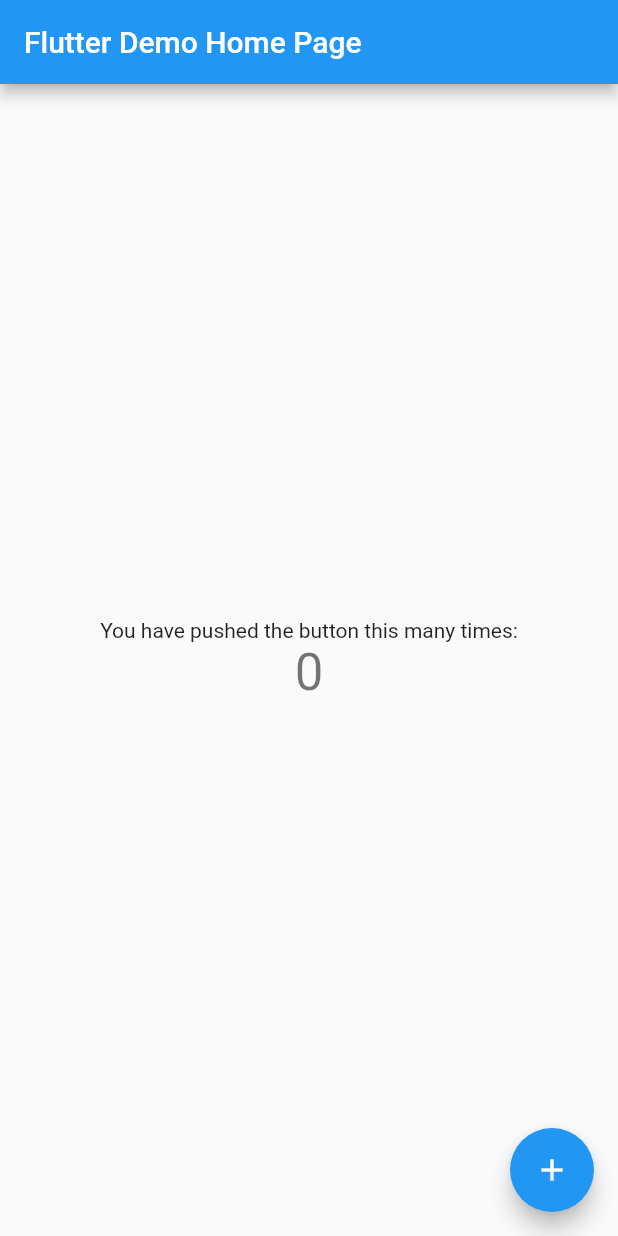
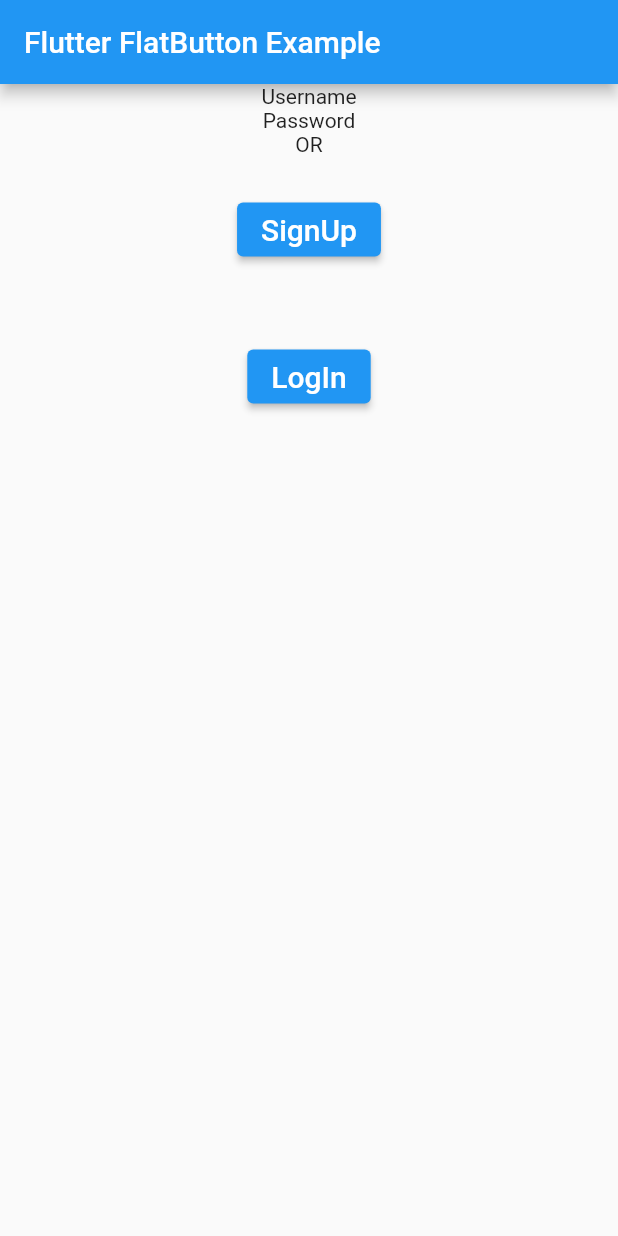
Before and after one commit to iilimit/RetirementHomeApp, a Flutter app: the screen it shows after launch, on a phone screen of 412 x 824 dp. Run offline on Flutter 3.47's test engine with Material 2 defaults, Android fonts, the phone set to English and light mode, and no system bars.

Commit message:
Added signup and sign in button

```diff
--- a/lib/main.dart
+++ b/lib/main.dart
@@ -1,6 +1,5 @@
 //first push
 import 'package:flutter/material.dart';
-
 
 void main() {
   runApp(const MyApp());
@@ -13,7 +12,7 @@ class MyApp extends StatelessWidget {
   @override
   Widget build(BuildContext context) {
     return MaterialApp(
-      title: 'Flutter Demo',
+      title: 'Assisted Living Application',
       theme: ThemeData(
         // This is the theme of your application.
         //
@@ -50,68 +49,45 @@ class MyHomePage extends StatefulWidget {
 }
 
 class _MyHomePageState extends State<MyHomePage> {
-  int _counter = 0;
-
-  void _incrementCounter() {
-    setState(() {
-      // This call to setState tells the Flutter framework that something has
-      // changed in this State, which causes it to rerun the build method below
-      // so that the display can reflect the updated values. If we changed
-      // _counter without calling setState(), then the build method would not be
-      // called again, and so nothing would appear to happen.
-      _counter++;
-    });
-  }
-
   @override
   Widget build(BuildContext context) {
-    // This method is rerun every time setState is called, for instance as done
-    // by the _incrementCounter method above.
-    //
-    // The Flutter framework has been optimized to make rerunning build methods
-    // fast, so that you can just rebuild anything that needs updating rather
-    // than having to individually change instances of widgets.
-    return Scaffold(
-      appBar: AppBar(
-        // Here we take the value from the MyHomePage object that was created by
-        // the App.build method, and use it to set our appbar title.
-        title: Text(widget.title),
-      ),
-      body: Center(
-        // Center is a layout widget. It takes a single child and positions it
-        // in the middle of the parent.
-        child: Column(
-          // Column is also a layout widget. It takes a list of children and
-          // arranges them vertically. By default, it sizes itself to fit its
-          // children horizontally, and tries to be as tall as its parent.
-          //
-          // Invoke "debug painting" (press "p" in the console, choose the
-          // "Toggle Debug Paint" action from the Flutter Inspector in Android
-          // Studio, or the "Toggle Debug Paint" command in Visual Studio Code)
-          // to see the wireframe for each widget.
-          //
-          // Column has various properties to control how it sizes itself and
-          // how it positions its children. Here we use mainAxisAlignment to
-          // center the children vertically; the main axis here is the vertical
-          // axis because Columns are vertical (the cross axis would be
-          // horizontal).
-          mainAxisAlignment: MainAxisAlignment.center,
-          children: <Widget>[
-            const Text(
-              'You have pushed the button this many times:',
+    return MaterialApp(
+      home: Scaffold(
+          appBar: AppBar(
+            title: Text('Flutter FlatButton Example'),
+          ),
+          body: Center(
+              child: Column(children: <Widget>[
+            Container(
+              child: Text("Username"),
             ),
-            Text(
-              '$_counter',
-              style: Theme.of(context).textTheme.headlineMedium,
+            Container(
+              child: Text("Password"),
             ),
-          ],
-        ),
-      ),
-      floatingActionButton: FloatingActionButton(
-        onPressed: _incrementCounter,
-        tooltip: 'Increment',
-        child: const Icon(Icons.add),
-      ), // This trailing comma makes auto-formatting nicer for build methods.
+            Container(
+              child: Text("OR"),
+            ),
+            Container(
+              margin: EdgeInsets.all(25),
+              child: ElevatedButton(
+                child: Text(
+                  'SignUp',
+                  style: TextStyle(fontSize: 20.0),
+                ),
+                onPressed: () {},
+              ),
+            ),
+            Container(
+              margin: EdgeInsets.all(25),
+              child: ElevatedButton(
+                child: Text(
+                  'LogIn',
+                  style: TextStyle(fontSize: 20.0),
+                ),
+                onPressed: () {},
+              ),
+            ),
+          ]))),
     );
   }
 }
```
